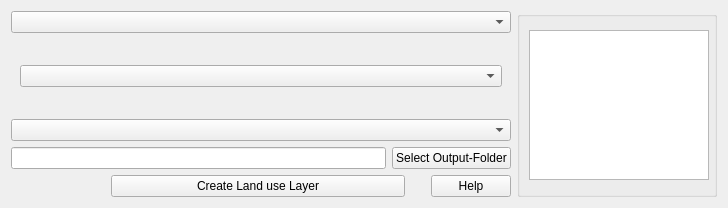
Old version of the form QTalsim/qtalsim_landuse.ui in the repository sydroconsult/QTalsim.
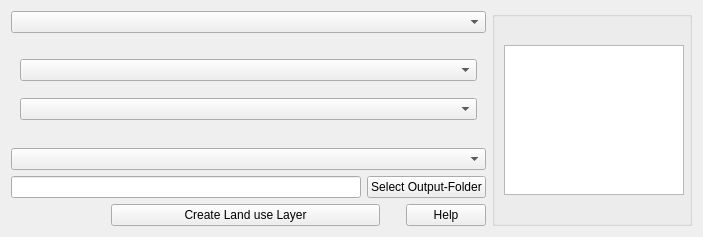
New version of the form. The open tabs and pages were chosen to show the change. Custom widgets are drawn as their Qt base class.

Diff of the .ui file:
```diff
--- a/QTalsim/qtalsim_landuse.ui
+++ b/QTalsim/qtalsim_landuse.ui
@@ -6,15 +6,15 @@
    <rect>
     <x>0</x>
     <y>0</y>
-    <width>728</width>
-    <height>208</height>
+    <width>703</width>
+    <height>237</height>
    </rect>
   </property>
   <property name="windowTitle">
    <string>Dialog</string>
   </property>
-  <layout class="QHBoxLayout" name="horizontalLayout_2">
-   <item>
+  <layout class="QGridLayout" name="gridLayout">
+   <item row="0" column="0">
     <layout class="QVBoxLayout" name="verticalLayout">
      <item>
       <widget class="QComboBox" name="comboboxLanduseSource"/>
@@ -31,6 +31,27 @@
          </item>
         </layout>
        </widget>
+       <widget class="QWidget" name="pageESA">
+        <layout class="QVBoxLayout" name="verticalLayout_4">
+         <item>
+          <widget class="QComboBox" name="comboboxESAChoice"/>
+         </item>
+         <item>
+          <layout class="QHBoxLayout" name="horizontalLayout_8">
+           <item>
+            <widget class="QgsMapLayerComboBox" name="comboboxLayerESA">
+             <property name="minimumSize">
+              <size>
+               <width>250</width>
+               <height>0</height>
+              </size>
+             </property>
+            </widget>
+           </item>
+          </layout>
+         </item>
+        </layout>
+       </widget>
        <widget class="QWidget" name="pageATKIS">
         <layout class="QHBoxLayout" name="horizontalLayout_6">
          <item>
@@ -132,10 +153,10 @@
      </item>
     </layout>
    </item>
-   <item>
+   <item row="0" column="1">
     <widget class="QgsCollapsibleGroupBox" name="mGroupBox">
      <property name="sizePolicy">
-      <sizepolicy hsizetype="Preferred" vsizetype="Preferred">
+      <sizepolicy hsizetype="MinimumExpanding" vsizetype="MinimumExpanding">
        <horstretch>0</horstretch>
        <verstretch>0</verstretch>
       </sizepolicy>
@@ -143,20 +164,26 @@
      <property name="minimumSize">
       <size>
        <width>50</width>
-       <height>50</height>
+       <height>150</height>
       </size>
      </property>
      <property name="maximumSize">
       <size>
        <width>200</width>
-       <height>16777215</height>
+       <height>300</height>
       </size>
      </property>
-     <layout class="QVBoxLayout" name="verticalLayout_2">
+     <property name="alignment">
+      <set>Qt::AlignLeading|Qt::AlignLeft|Qt::AlignTop</set>
+     </property>
+     <property name="flat">
+      <bool>true</bool>
+     </property>
+     <layout class="QHBoxLayout" name="horizontalLayout">
       <item>
        <widget class="QTextBrowser" name="textHelp">
         <property name="sizePolicy">
-         <sizepolicy hsizetype="MinimumExpanding" vsizetype="Expanding">
+         <sizepolicy hsizetype="MinimumExpanding" vsizetype="MinimumExpanding">
           <horstretch>0</horstretch>
           <verstretch>0</verstretch>
          </sizepolicy>
@@ -194,6 +221,11 @@
    <header>qgscollapsiblegroupbox.h</header>
    <container>1</container>
   </customwidget>
+  <customwidget>
+   <class>QgsMapLayerComboBox</class>
+   <extends>QComboBox</extends>
+   <header>qgsmaplayercombobox.h</header>
+  </customwidget>
  </customwidgets>
  <resources/>
  <connections>
```
